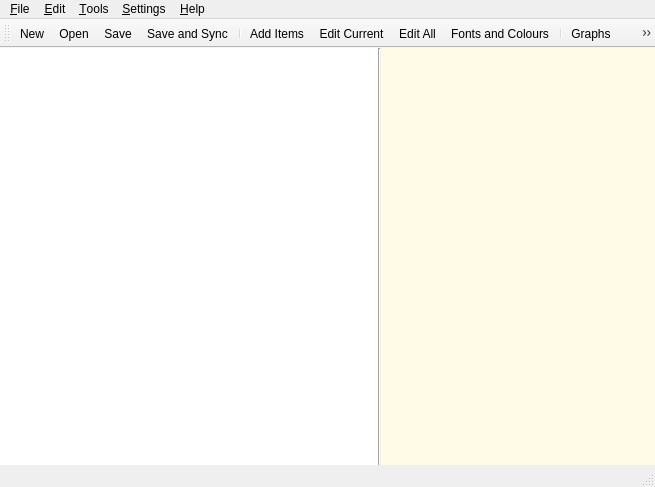
Old version of the form designer/main.ui in the repository ankitects/anki.
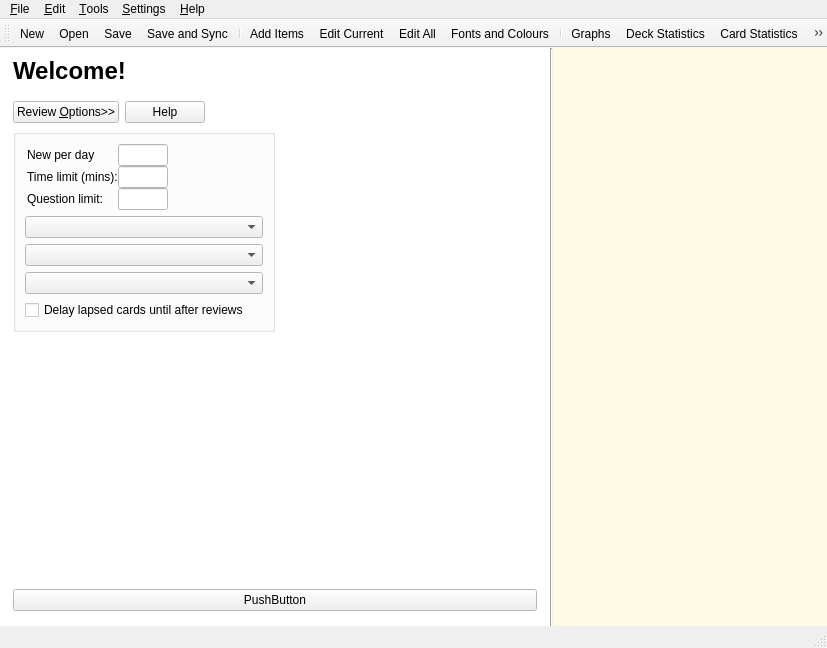
New version of the form. The open tabs and pages were chosen to show the change. Icons and pictures are not drawn.

The edit to the form file:
```diff
--- a/designer/main.ui
+++ b/designer/main.ui
@@ -5,8 +5,8 @@
    <rect>
     <x>0</x>
     <y>0</y>
-    <width>655</width>
-    <height>487</height>
+    <width>827</width>
+    <height>648</height>
    </rect>
   </property>
   <property name="sizePolicy" >
@@ -27,8 +27,8 @@
     <rect>
      <x>0</x>
      <y>69</y>
-     <width>655</width>
-     <height>398</height>
+     <width>827</width>
+     <height>559</height>
     </rect>
    </property>
    <property name="sizePolicy" >
@@ -154,8 +154,8 @@
            <rect>
             <x>0</x>
             <y>0</y>
-            <width>370</width>
-            <height>343</height>
+            <width>542</width>
+            <height>504</height>
            </rect>
           </property>
          </widget>
@@ -202,6 +202,248 @@
            </item>
           </layout>
          </widget>
+         <widget class="QWidget" name="optionsPage" >
+          <property name="geometry" >
+           <rect>
+            <x>0</x>
+            <y>0</y>
+            <width>542</width>
+            <height>504</height>
+           </rect>
+          </property>
+          <layout class="QHBoxLayout" name="horizontalLayout_5" >
+           <item>
+            <layout class="QHBoxLayout" name="horizontalLayout_4" >
+             <item>
+              <layout class="QVBoxLayout" name="verticalLayout_11" >
+               <item>
+                <widget class="QLabel" name="optionsLabel" >
+                 <property name="text" >
+                  <string>&lt;h1>Welcome!&lt;/h1></string>
+                 </property>
+                </widget>
+               </item>
+               <item>
+                <spacer name="verticalSpacer_4" >
+                 <property name="orientation" >
+                  <enum>Qt::Vertical</enum>
+                 </property>
+                 <property name="sizeType" >
+                  <enum>QSizePolicy::Preferred</enum>
+                 </property>
+                 <property name="sizeHint" stdset="0" >
+                  <size>
+                   <width>20</width>
+                   <height>10</height>
+                  </size>
+                 </property>
+                </spacer>
+               </item>
+               <item>
+                <layout class="QVBoxLayout" name="verticalLayout_12" >
+                 <item>
+                  <layout class="QHBoxLayout" name="horizontalLayout_2" >
+                   <item>
+                    <widget class="QPushButton" name="optionsButton" >
+                     <property name="text" >
+                      <string>Review &amp;Options>></string>
+                     </property>
+                     <property name="checkable" >
+                      <bool>true</bool>
+                     </property>
+                     <property name="checked" >
+                      <bool>false</bool>
+                     </property>
+                     <property name="flat" >
+                      <bool>false</bool>
+                     </property>
+                    </widget>
+                   </item>
+                   <item>
+                    <widget class="QPushButton" name="optionsHelpButton" >
+                     <property name="text" >
+                      <string>Help</string>
+                     </property>
+                    </widget>
+                   </item>
+                   <item>
+                    <spacer name="horizontalSpacer" >
+                     <property name="orientation" >
+                      <enum>Qt::Horizontal</enum>
+                     </property>
+                     <property name="sizeHint" stdset="0" >
+                      <size>
+                       <width>40</width>
+                       <height>20</height>
+                      </size>
+                     </property>
+                    </spacer>
+                   </item>
+                  </layout>
+                 </item>
+                 <item>
+                  <widget class="QGroupBox" name="optionsBox" >
+                   <property name="title" >
+                    <string/>
+                   </property>
+                   <layout class="QVBoxLayout" name="verticalLayout_8" >
+                    <item>
+                     <layout class="QGridLayout" name="gridLayout_13" >
+                      <property name="leftMargin" >
+                       <number>2</number>
+                      </property>
+                      <property name="spacing" >
+                       <number>0</number>
+                      </property>
+                      <item row="1" column="0" >
+                       <widget class="QLabel" name="label_20" >
+                        <property name="minimumSize" >
+                         <size>
+                          <width>90</width>
+                          <height>0</height>
+                         </size>
+                        </property>
+                        <property name="text" >
+                         <string>Time limit (mins):</string>
+                        </property>
+                       </widget>
+                      </item>
+                      <item row="1" column="1" >
+                       <widget class="QLineEdit" name="minuteLimit" >
+                        <property name="sizePolicy" >
+                         <sizepolicy vsizetype="Fixed" hsizetype="Maximum" >
+                          <horstretch>0</horstretch>
+                          <verstretch>0</verstretch>
+                         </sizepolicy>
+                        </property>
+                        <property name="maximumSize" >
+                         <size>
+                          <width>50</width>
+                          <height>16777215</height>
+                         </size>
+                        </property>
+                       </widget>
+                      </item>
+                      <item row="2" column="0" >
+                       <widget class="QLabel" name="label_21" >
+                        <property name="text" >
+                         <string>Question limit:</string>
+                        </property>
+                       </widget>
+                      </item>
+                      <item row="2" column="1" >
+                       <widget class="QLineEdit" name="questionLimit" >
+                        <property name="sizePolicy" >
+                         <sizepolicy vsizetype="Fixed" hsizetype="Preferred" >
+                          <horstretch>0</horstretch>
+                          <verstretch>0</verstretch>
+                         </sizepolicy>
+                        </property>
+                        <property name="maximumSize" >
+                         <size>
+                          <width>50</width>
+                          <height>16777215</height>
+                         </size>
+                        </property>
+                       </widget>
+                      </item>
+                      <item row="1" column="2" >
+                       <spacer name="horizontalSpacer_3" >
+                        <property name="orientation" >
+                         <enum>Qt::Horizontal</enum>
+                        </property>
+                        <property name="sizeHint" stdset="0" >
+                         <size>
+                          <width>40</width>
+                          <height>20</height>
+                         </size>
+                        </property>
+                       </spacer>
+                      </item>
+                      <item row="0" column="0" >
+                       <widget class="QLabel" name="label_22" >
+                        <property name="minimumSize" >
+                         <size>
+                          <width>90</width>
+                          <height>0</height>
+                         </size>
+                        </property>
+                        <property name="text" >
+                         <string>New per day</string>
+                        </property>
+                       </widget>
+                      </item>
+                      <item row="0" column="1" >
+                       <widget class="QLineEdit" name="newPerDay" >
+                        <property name="sizePolicy" >
+                         <sizepolicy vsizetype="Fixed" hsizetype="Preferred" >
+                          <horstretch>0</horstretch>
+                          <verstretch>0</verstretch>
+                         </sizepolicy>
+                        </property>
+                        <property name="maximumSize" >
+                         <size>
+                          <width>50</width>
+                          <height>16777215</height>
+                         </size>
+                        </property>
+                       </widget>
+                      </item>
+                     </layout>
+                    </item>
+                    <item>
+                     <widget class="QComboBox" name="newCardOrder" />
+                    </item>
+                    <item>
+                     <widget class="QComboBox" name="newCardScheduling" />
+                    </item>
+                    <item>
+                     <widget class="QComboBox" name="revCardOrder" />
+                    </item>
+                    <item>
+                     <widget class="QCheckBox" name="delayLapsedCards" >
+                      <property name="text" >
+                       <string>Delay lapsed cards until after reviews</string>
+                      </property>
+                     </widget>
+                    </item>
+                   </layout>
+                  </widget>
+                 </item>
+                 <item>
+                  <spacer name="verticalSpacer_3" >
+                   <property name="orientation" >
+                    <enum>Qt::Vertical</enum>
+                   </property>
+                   <property name="sizeHint" stdset="0" >
+                    <size>
+                     <width>20</width>
+                     <height>40</height>
+                    </size>
+                   </property>
+                  </spacer>
+                 </item>
+                </layout>
+               </item>
+              </layout>
+             </item>
+             <item>
+              <spacer name="horizontalSpacer_4" >
+               <property name="orientation" >
+                <enum>Qt::Horizontal</enum>
+               </property>
+               <property name="sizeHint" stdset="0" >
+                <size>
+                 <width>40</width>
+                 <height>20</height>
+                </size>
+               </property>
+              </spacer>
+             </item>
+            </layout>
+           </item>
+          </layout>
+         </widget>
         </widget>
        </item>
        <item row="1" column="0" >
@@ -434,7 +676,39 @@
            <rect>
             <x>0</x>
             <y>0</y>
-            <width>370</width>
+            <width>542</width>
+            <height>49</height>
+           </rect>
+          </property>
+          <layout class="QVBoxLayout" name="verticalLayout_6" >
+           <item>
+            <spacer name="verticalSpacer_5" >
+             <property name="orientation" >
+              <enum>Qt::Vertical</enum>
+             </property>
+             <property name="sizeHint" stdset="0" >
+              <size>
+               <width>20</width>
+               <height>13</height>
+              </size>
+             </property>
+            </spacer>
+           </item>
+           <item>
+            <widget class="QPushButton" name="startReviewingButton" >
+             <property name="text" >
+              <string>PushButton</string>
+             </property>
+            </widget>
+           </item>
+          </layout>
+         </widget>
+         <widget class="QWidget" name="page5" >
+          <property name="geometry" >
+           <rect>
+            <x>0</x>
+            <y>0</y>
+            <width>542</width>
             <height>49</height>
            </rect>
           </property>
@@ -632,7 +906,7 @@
     <rect>
      <x>0</x>
      <y>0</y>
-     <width>655</width>
+     <width>827</width>
      <height>23</height>
     </rect>
    </property>
@@ -778,8 +1052,8 @@
    <property name="geometry" >
     <rect>
      <x>0</x>
-     <y>467</y>
-     <width>655</width>
+     <y>628</y>
+     <width>827</width>
      <height>20</height>
     </rect>
    </property>
@@ -792,7 +1066,7 @@
     <rect>
      <x>0</x>
      <y>23</y>
-     <width>655</width>
+     <width>827</width>
      <height>46</height>
     </rect>
    </property>
@@ -827,6 +1101,7 @@
    <addaction name="separator" />
    <addaction name="actionRepeatAudio" />
    <addaction name="actionMarkCard" />
+   <addaction name="actionStudyOptions" />
   </widget>
   <action name="actionExit" >
    <property name="icon" >
@@ -1351,6 +1626,15 @@
     <string>Uncache LaTeX</string>
    </property>
   </action>
+  <action name="actionStudyOptions" >
+   <property name="icon" >
+    <iconset resource="../icons.qrc" >
+     <normaloff>:/icons/chronometer.png</normaloff>:/icons/chronometer.png</iconset>
+   </property>
+   <property name="text" >
+    <string>&amp;Study Options</string>
+   </property>
+  </action>
  </widget>
  <resources>
   <include location="../icons.qrc" />
```
Left out of the diff: 60 changed lines with no effect on the pictures.
